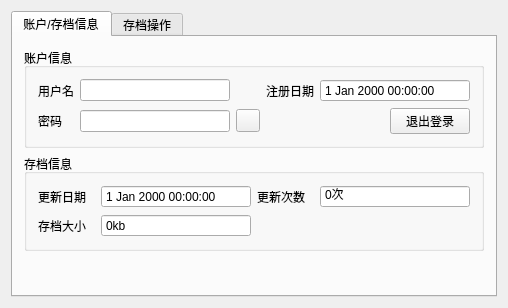
This is qcloud-client/frame/mainwin.ui in fuyouawa/qsenior-timer as Qt 5 draws it before an edit. The edited form follows.
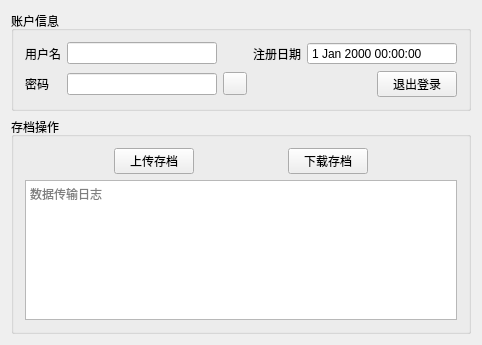
This is the edited form. Icons and pictures are not drawn.

What changed in the file:
```diff
--- a/qcloud-client/frame/mainwin.ui
+++ b/qcloud-client/frame/mainwin.ui
@@ -6,8 +6,8 @@
    <rect>
     <x>0</x>
     <y>0</y>
-    <width>493</width>
-    <height>308</height>
+    <width>469</width>
+    <height>345</height>
    </rect>
   </property>
   <property name="windowTitle">
@@ -26,20 +26,6 @@
    </property>
    <layout class="QVBoxLayout" name="verticalLayout">
     <item>
-     <widget class="QTabWidget" name="tabWidget">
-      <property name="currentIndex">
-       <number>0</number>
-      </property>
-      <widget class="QWidget" name="tab">
-       <attribute name="icon">
-        <iconset resource="../resources/res.qrc">
-         <normaloff>:/pictures/saves.png</normaloff>:/pictures/saves.png</iconset>
-       </attribute>
-       <attribute name="title">
-        <string>账户/存档信息</string>
-       </attribute>
-       <layout class="QVBoxLayout" name="verticalLayout_2">
-        <item>
          <widget class="QGroupBox" name="groupBox">
           <property name="title">
            <string>账户信息</string>
@@ -154,130 +140,9 @@
         <item>
          <widget class="QGroupBox" name="groupBox_2">
           <property name="title">
-           <string>存档信息</string>
-          </property>
-          <layout class="QGridLayout" name="gridLayout_2">
-           <item row="0" column="0">
-            <widget class="QLabel" name="label_4">
-             <property name="text">
-              <string>更新日期</string>
-             </property>
-            </widget>
-           </item>
-           <item row="0" column="1">
-            <widget class="QDateTimeEdit" name="edit_update_date">
-             <property name="minimumSize">
-              <size>
-               <width>150</width>
-               <height>0</height>
-              </size>
-             </property>
-             <property name="readOnly">
-              <bool>true</bool>
-             </property>
-             <property name="buttonSymbols">
-              <enum>QAbstractSpinBox::NoButtons</enum>
-             </property>
-            </widget>
-           </item>
-           <item row="0" column="2">
-            <widget class="QLabel" name="label_6">
-             <property name="text">
-              <string>更新次数</string>
-             </property>
-            </widget>
-           </item>
-           <item row="0" column="3">
-            <widget class="QSpinBox" name="edit_update_count">
-             <property name="minimumSize">
-              <size>
-               <width>150</width>
-               <height>0</height>
-              </size>
-             </property>
-             <property name="buttonSymbols">
-              <enum>QAbstractSpinBox::NoButtons</enum>
-             </property>
-             <property name="suffix">
-              <string>次</string>
-             </property>
-             <property name="prefix">
-              <string/>
-             </property>
-             <property name="maximum">
-              <number>999999</number>
-             </property>
-            </widget>
-           </item>
-           <item row="1" column="0">
-            <widget class="QLabel" name="label_5">
-             <property name="text">
-              <string>存档大小</string>
-             </property>
-            </widget>
-           </item>
-           <item row="1" column="1">
-            <widget class="QSpinBox" name="edit_saves_size">
-             <property name="minimumSize">
-              <size>
-               <width>150</width>
-               <height>0</height>
-              </size>
-             </property>
-             <property name="buttonSymbols">
-              <enum>QAbstractSpinBox::NoButtons</enum>
-             </property>
-             <property name="suffix">
-              <string>kb</string>
-             </property>
-             <property name="prefix">
-              <string/>
-             </property>
-             <property name="maximum">
-              <number>999999</number>
-             </property>
-            </widget>
-           </item>
-           <item row="1" column="2" colspan="2">
-            <spacer name="horizontalSpacer_6">
-             <property name="orientation">
-              <enum>Qt::Horizontal</enum>
-             </property>
-             <property name="sizeHint" stdset="0">
-              <size>
-               <width>201</width>
-               <height>20</height>
-              </size>
-             </property>
-            </spacer>
-           </item>
-          </layout>
-         </widget>
-        </item>
-        <item>
-         <spacer name="verticalSpacer">
-          <property name="orientation">
-           <enum>Qt::Vertical</enum>
-          </property>
-          <property name="sizeHint" stdset="0">
-           <size>
-            <width>20</width>
-            <height>40</height>
-           </size>
-          </property>
-         </spacer>
-        </item>
-       </layout>
-      </widget>
-      <widget class="QWidget" name="tab_2">
-       <attribute name="icon">
-        <iconset resource="../resources/res.qrc">
-         <normaloff>:/pictures/qcloud-client.ico</normaloff>:/pictures/qcloud-client.ico</iconset>
-       </attribute>
-       <attribute name="title">
         <string>存档操作</string>
-       </attribute>
-       <layout class="QVBoxLayout" name="verticalLayout_3">
+      </property>
+      <layout class="QVBoxLayout" name="verticalLayout_2">
         <item>
          <layout class="QHBoxLayout" name="horizontalLayout">
           <item>
@@ -354,7 +219,6 @@
          </widget>
         </item>
        </layout>
-      </widget>
      </widget>
     </item>
    </layout>
```
Left out of the diff: 90 changed lines with no effect on the pictures. Lines whose indentation alone changed are shown as unchanged.
